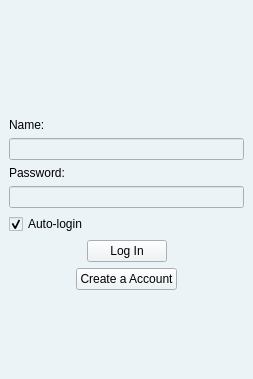
This is rs-Qt-gui/src/gui/StartDialog.ui in autoscatto/retroshare as Qt 5 draws it before an edit. The edited form follows.
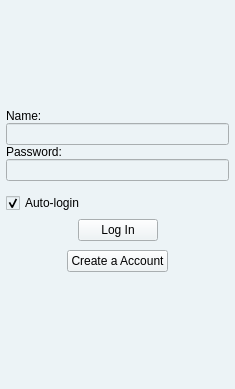
This is the edited form. Icons and pictures are not drawn.

Commit message: - MessengerWindow: disabled Status Combobox, - added new LogoBar image - changend RetroShare Window images and systray image to the new one. -again fixed StartDialog with wrong spacing,margin sizes.

Patch:
```diff
--- a/rs-Qt-gui/src/gui/StartDialog.ui
+++ b/rs-Qt-gui/src/gui/StartDialog.ui
@@ -5,8 +5,8 @@
    <rect>
     <x>0</x>
     <y>0</y>
-    <width>253</width>
-    <height>379</height>
+    <width>235</width>
+    <height>389</height>
    </rect>
   </property>
   <property name="palette" >
@@ -444,12 +444,12 @@
   <widget class="QWidget" name="centralwidget" >
    <layout class="QGridLayout" >
     <property name="margin" >
-     <number>9</number>
+     <number>0</number>
     </property>
     <property name="spacing" >
-     <number>6</number>
+     <number>0</number>
     </property>
-    <item row="4" column="0" >
+    <item row="5" column="0" >
      <spacer>
       <property name="orientation" >
        <enum>Qt::Vertical</enum>
@@ -462,62 +462,33 @@
       </property>
      </spacer>
     </item>
-    <item row="3" column="0" >
-     <layout class="QGridLayout" >
-      <property name="margin" >
-       <number>0</number>
-      </property>
-      <property name="spacing" >
-       <number>6</number>
-      </property>
-      <item row="0" column="2" >
-       <spacer>
-        <property name="orientation" >
-         <enum>Qt::Horizontal</enum>
-        </property>
-        <property name="sizeHint" >
-         <size>
-          <width>40</width>
-          <height>20</height>
-         </size>
-        </property>
-       </spacer>
-      </item>
-      <item row="0" column="0" >
-       <spacer>
-        <property name="orientation" >
-         <enum>Qt::Horizontal</enum>
-        </property>
-        <property name="sizeHint" >
-         <size>
-          <width>40</width>
-          <height>20</height>
-         </size>
-        </property>
-       </spacer>
-      </item>
-      <item row="0" column="1" >
-       <widget class="QPushButton" name="createaccountButton" >
-        <property name="text" >
-         <string>Create a Account</string>
-        </property>
-       </widget>
-      </item>
-     </layout>
-    </item>
     <item row="1" column="0" >
      <layout class="QGridLayout" >
       <property name="margin" >
-       <number>0</number>
-      </property>
-      <property name="spacing" >
        <number>6</number>
       </property>
+      <property name="spacing" >
+       <number>0</number>
+      </property>
+      <item row="2" column="0" >
+       <widget class="QLabel" name="label_4" >
+        <property name="text" >
+         <string>Password:</string>
+        </property>
+       </widget>
+      </item>
+      <item row="0" column="0" >
+       <widget class="QLabel" name="label_3" >
+        <property name="text" >
+         <string>Name:</string>
+        </property>
+       </widget>
+      </item>
       <item row="1" column="0" >
        <widget class="QLineEdit" name="loadName" >
         <property name="minimumSize" >
          <size>
-          <width>200</width>
+          <width>20</width>
           <height>0</height>
          </size>
         </property>
@@ -530,7 +501,7 @@
        <widget class="QLineEdit" name="loadPasswd" >
         <property name="minimumSize" >
          <size>
-          <width>200</width>
+          <width>20</width>
           <height>0</height>
          </size>
         </property>
@@ -542,27 +513,105 @@
         </property>
        </widget>
       </item>
-      <item row="4" column="0" >
-       <widget class="QCheckBox" name="autoBox" >
-        <property name="text" >
-         <string>Auto-login</string>
+     </layout>
+    </item>
+    <item row="6" column="0" >
+     <widget class="QFrame" name="callBarFrame" >
+      <property name="minimumSize" >
+       <size>
+        <width>16</width>
+        <height>65</height>
+       </size>
+      </property>
+      <property name="frameShape" >
+       <enum>QFrame::NoFrame</enum>
+      </property>
+      <property name="frameShadow" >
+       <enum>QFrame::Raised</enum>
+      </property>
+     </widget>
+    </item>
+    <item row="4" column="0" >
+     <layout class="QGridLayout" >
+      <property name="margin" >
+       <number>9</number>
+      </property>
+      <property name="spacing" >
+       <number>6</number>
+      </property>
+      <item row="0" column="2" >
+       <spacer>
+        <property name="orientation" >
+         <enum>Qt::Horizontal</enum>
         </property>
-        <property name="checked" >
-         <bool>true</bool>
+        <property name="sizeHint" >
+         <size>
+          <width>40</width>
+          <height>20</height>
+         </size>
         </property>
-       </widget>
+       </spacer>
       </item>
       <item row="0" column="0" >
-       <widget class="QLabel" name="label_3" >
+       <spacer>
+        <property name="orientation" >
+         <enum>Qt::Horizontal</enum>
+        </property>
+        <property name="sizeHint" >
+         <size>
+          <width>40</width>
+          <height>20</height>
+         </size>
+        </property>
+       </spacer>
+      </item>
+      <item row="0" column="1" >
+       <widget class="QPushButton" name="createaccountButton" >
         <property name="text" >
-         <string>Name:</string>
+         <string>Create a Account</string>
         </property>
        </widget>
       </item>
-      <item row="2" column="0" >
-       <widget class="QLabel" name="label_4" >
+     </layout>
+    </item>
+    <item row="3" column="0" >
+     <layout class="QGridLayout" >
+      <property name="margin" >
+       <number>0</number>
+      </property>
+      <property name="spacing" >
+       <number>6</number>
+      </property>
+      <item row="0" column="2" >
+       <spacer>
+        <property name="orientation" >
+         <enum>Qt::Horizontal</enum>
+        </property>
+        <property name="sizeHint" >
+         <size>
+          <width>71</width>
+          <height>20</height>
+         </size>
+        </property>
+       </spacer>
+      </item>
+      <item row="0" column="0" >
+       <spacer>
+        <property name="orientation" >
+         <enum>Qt::Horizontal</enum>
+        </property>
+        <property name="sizeHint" >
+         <size>
+          <width>61</width>
+          <height>20</height>
+         </size>
+        </property>
+       </spacer>
+      </item>
+      <item row="0" column="1" >
+       <widget class="QPushButton" name="loadButton" >
         <property name="text" >
-         <string>Password:</string>
+         <string>Log In</string>
         </property>
        </widget>
       </item>
@@ -633,62 +682,36 @@
     <item row="2" column="0" >
      <layout class="QGridLayout" >
       <property name="margin" >
-       <number>0</number>
-      </property>
-      <property name="spacing" >
        <number>6</number>
       </property>
-      <item row="0" column="2" >
-       <spacer>
-        <property name="orientation" >
-         <enum>Qt::Horizontal</enum>
-        </property>
-        <property name="sizeHint" >
-         <size>
-          <width>71</width>
-          <height>20</height>
-         </size>
-        </property>
-       </spacer>
-      </item>
+      <property name="spacing" >
+       <number>0</number>
+      </property>
       <item row="0" column="0" >
-       <spacer>
-        <property name="orientation" >
-         <enum>Qt::Horizontal</enum>
-        </property>
-        <property name="sizeHint" >
-         <size>
-          <width>61</width>
-          <height>20</height>
-         </size>
-        </property>
-       </spacer>
-      </item>
-      <item row="0" column="1" >
-       <widget class="QPushButton" name="loadButton" >
+       <widget class="QCheckBox" name="autoBox" >
         <property name="text" >
-         <string>Log In</string>
+         <string>Auto-login</string>
+        </property>
+        <property name="checked" >
+         <bool>true</bool>
         </property>
        </widget>
       </item>
+      <item row="0" column="1" >
+       <spacer>
+        <property name="orientation" >
+         <enum>Qt::Horizontal</enum>
+        </property>
+        <property name="sizeHint" >
+         <size>
+          <width>40</width>
+          <height>20</height>
+         </size>
+        </property>
+       </spacer>
+      </item>
      </layout>
     </item>
-    <item row="5" column="0" >
-     <widget class="QFrame" name="callBarFrame" >
-      <property name="minimumSize" >
-       <size>
-        <width>16</width>
-        <height>65</height>
-       </size>
-      </property>
-      <property name="frameShape" >
-       <enum>QFrame::NoFrame</enum>
-      </property>
-      <property name="frameShadow" >
-       <enum>QFrame::Raised</enum>
-      </property>
-     </widget>
-    </item>
    </layout>
   </widget>
  </widget>
```
The commit also changes 7 other files.
